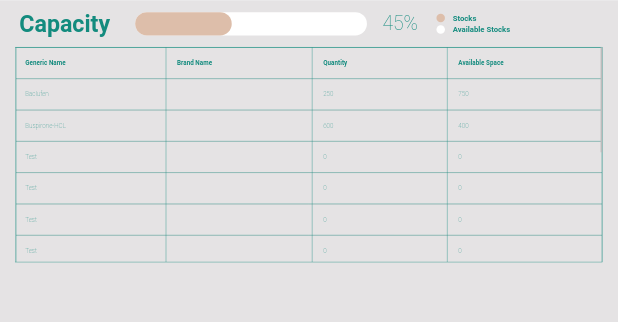
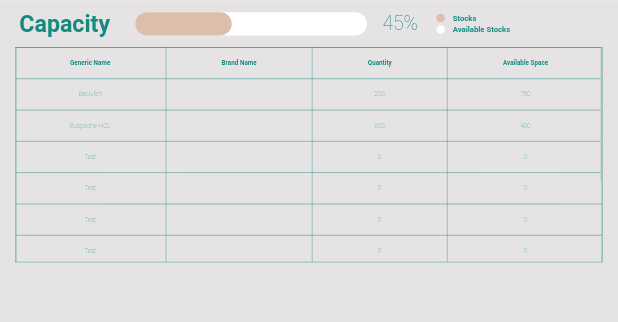
Before and after one commit to vjloable/rmpwebapp, a Flutter app: the Warehouse screen opened directly, on a phone screen of 412 x 824 dp, the part 38-360 px from its top. Run offline on Flutter 3.47's test engine with Material 2 defaults, Android fonts, the light colour scheme and no system bars.

Commit message:
no message

```diff
--- a/lib/main.dart
+++ b/lib/main.dart
@@ -1,5 +1,5 @@
 import 'package:flutter/material.dart';
-import 'dashboard.dart';
+import 'package:rmpwebapp/about.dart';
 
 Future<void> main() async {
   runApp(const MyApp());
@@ -18,7 +18,7 @@ class MyApp extends StatelessWidget {
         scaffoldBackgroundColor: const Color(0xFFE5E3E4),
         primarySwatch: Colors.blue,
       ),
-      home: const Dashboard(),
+      home: const About(),
     );
   }
 }
--- a/lib/warehouse.dart
+++ b/lib/warehouse.dart
@@ -232,89 +232,71 @@ class _WarehouseState extends State<Warehouse> {
                               dataRowHeight: 80,
                               border: TableBorder.all(width: 1, color: const Color(0xFF138B7E)),
                               columns: const [
-                                DataColumn(label: Text('Generic Name', style: TextStyle(color: Color(0xFF138B7E), fontSize: 16, fontWeight: FontWeight.bold))),
-                                DataColumn(label: Text('Brand Name', style: TextStyle(color: Color(0xFF138B7E), fontSize: 16, fontWeight: FontWeight.bold))),
-                                DataColumn(label: Text('Quantity', style: TextStyle(color: Color(0xFF138B7E), fontSize: 16, fontWeight: FontWeight.bold))),
-                                DataColumn(label: Text('Available Space', style: TextStyle(color: Color(0xFF138B7E), fontSize: 16, fontWeight: FontWeight.bold))),
+                                DataColumn(label: Expanded(child: Text('Generic Name', textAlign: TextAlign.center, style: TextStyle(color: Color(0xFF138B7E), fontSize: 16, fontWeight: FontWeight.bold)))),
+                                DataColumn(label: Expanded(child: Text('Brand Name', textAlign: TextAlign.center, style: TextStyle(color: Color(0xFF138B7E), fontSize: 16, fontWeight: FontWeight.bold)))),
+                                DataColumn(label: Expanded(child: Text('Quantity', textAlign: TextAlign.center, style: TextStyle(color: Color(0xFF138B7E), fontSize: 16, fontWeight: FontWeight.bold)))),
+                                DataColumn(label: Expanded(child: Text('Available Space', textAlign: TextAlign.center, style: TextStyle(color: Color(0xFF138B7E), fontSize: 16, fontWeight: FontWeight.bold)))),
                               ],
                               rows: const [
                                 DataRow(cells: [
-                                  DataCell(Text('Baclufen', style: TextStyle(color: Color(0xFF138B7E), fontSize: 16, fontWeight: FontWeight.w100))),
-                                  DataCell(Text('', style: TextStyle(color: Color(0xFF138B7E), fontSize: 16, fontWeight: FontWeight.w100))),
-                                  DataCell(Text('250', style: TextStyle(color: Color(0xFF138B7E), fontSize: 16, fontWeight: FontWeight.w100))),
-                                  DataCell(Text('750', style: TextStyle(color: Color(0xFF138B7E), fontSize: 16, fontWeight: FontWeight.w100))),
+                                  DataCell(Center(child: Text('Baclufen', style: TextStyle(color: Color(0xFF138B7E), fontSize: 16, fontWeight: FontWeight.w100)))),
+                                  DataCell(Center(child: Text('', style: TextStyle(color: Color(0xFF138B7E), fontSize: 16, fontWeight: FontWeight.w100)))),
+                                  DataCell(Center(child: Text('250', style: TextStyle(color: Color(0xFF138B7E), fontSize: 16, fontWeight: FontWeight.w100)))),
+                                  DataCell(Center(child: Text('750', style: TextStyle(color: Color(0xFF138B7E), fontSize: 16, fontWeight: FontWeight.w100)))),
                                 ]),
                                 DataRow(cells: [
-                                  DataCell(Text('Buspirone-HCL', style: TextStyle(color: Color(0xFF138B7E), fontSize: 16, fontWeight: FontWeight.w100))),
-                                  DataCell(Text('', style: TextStyle(color: Color(0xFF138B7E), fontSize: 16, fontWeight: FontWeight.w100))),
-                                  DataCell(Text('600', style: TextStyle(color: Color(0xFF138B7E), fontSize: 16, fontWeight: FontWeight.w100))),
-                                  DataCell(Text('400', style: TextStyle(color: Color(0xFF138B7E), fontSize: 16, fontWeight: FontWeight.w100))),
+                                  DataCell(Center(child: Text('Buspirone-HCL', style: TextStyle(color: Color(0xFF138B7E), fontSize: 16, fontWeight: FontWeight.w100)))),
+                                  DataCell(Center(child: Text('', style: TextStyle(color: Color(0xFF138B7E), fontSize: 16, fontWeight: FontWeight.w100)))),
+                                  DataCell(Center(child: Text('600', style: TextStyle(color: Color(0xFF138B7E), fontSize: 16, fontWeight: FontWeight.w100)))),
+                                  DataCell(Center(child: Text('400', style: TextStyle(color: Color(0xFF138B7E), fontSize: 16, fontWeight: FontWeight.w100)))),
                                 ]),
                                 DataRow(cells: [
-                                  DataCell(Text('Test', style: TextStyle(color: Color(0xFF138B7E), fontSize: 16, fontWeight: FontWeight.w100))),
-                                  DataCell(Text('', style: TextStyle(color: Color(0xFF138B7E), fontSize: 16, fontWeight: FontWeight.w100))),
-                                  DataCell(Text('0', style: TextStyle(color: Color(0xFF138B7E), fontSize: 16, fontWeight: FontWeight.w100))),
-                                  DataCell(Text('0', style: TextStyle(color: Color(0xFF138B7E), fontSize: 16, fontWeight: FontWeight.w100))),
+                                  DataCell(Center(child: Text('Test', style: TextStyle(color: Color(0xFF138B7E), fontSize: 16, fontWeight: FontWeight.w100)))),
+                                  DataCell(Center(child: Text('', style: TextStyle(color: Color(0xFF138B7E), fontSize: 16, fontWeight: FontWeight.w100)))),
+                                  DataCell(Center(child: Text('0', style: TextStyle(color: Color(0xFF138B7E), fontSize: 16, fontWeight: FontWeight.w100)))),
+                                  DataCell(Center(child: Text('0', style: TextStyle(color: Color(0xFF138B7E), fontSize: 16, fontWeight: FontWeight.w100)))),
                                 ]),
                                 DataRow(cells: [
-                                  DataCell(Text('Test', style: TextStyle(color: Color(0xFF138B7E), fontSize: 16, fontWeight: FontWeight.w100))),
-                                  DataCell(Text('', style: TextStyle(color: Color(0xFF138B7E), fontSize: 16, fontWeight: FontWeight.w100))),
-                                  DataCell(Text('0', style: TextStyle(color: Color(0xFF138B7E), fontSize: 16, fontWeight: FontWeight.w100))),
-                                  DataCell(Text('0', style: TextStyle(color: Color(0xFF138B7E), fontSize: 16, fontWeight: FontWeight.w100))),
+                                  DataCell(Center(child: Text('Test', style: TextStyle(color: Color(0xFF138B7E), fontSize: 16, fontWeight: FontWeight.w100)))),
+                                  DataCell(Center(child: Text('', style: TextStyle(color: Color(0xFF138B7E), fontSize: 16, fontWeight: FontWeight.w100)))),
+                                  DataCell(Center(child: Text('0', style: TextStyle(color: Color(0xFF138B7E), fontSize: 16, fontWeight: FontWeight.w100)))),
+                                  DataCell(Center(child: Text('0', style: TextStyle(color: Color(0xFF138B7E), fontSize: 16, fontWeight: FontWeight.w100)))),
                                 ]),
                                 DataRow(cells: [
-                                  DataCell(Text('Test', style: TextStyle(color: Color(0xFF138B7E), fontSize: 16, fontWeight: FontWeight.w100))),
-                                  DataCell(Text('', style: TextStyle(color: Color(0xFF138B7E), fontSize: 16, fontWeight: FontWeight.w100))),
-                                  DataCell(Text('0', style: TextStyle(color: Color(0xFF138B7E), fontSize: 16, fontWeight: FontWeight.w100))),
-                                  DataCell(Text('0', style: TextStyle(color: Color(0xFF138B7E), fontSize: 16, fontWeight: FontWeight.w100))),
+                                  DataCell(Center(child: Text('Test', style: TextStyle(color: Color(0xFF138B7E), fontSize: 16, fontWeight: FontWeight.w100)))),
+                                  DataCell(Center(child: Text('', style: TextStyle(color: Color(0xFF138B7E), fontSize: 16, fontWeight: FontWeight.w100)))),
+                                  DataCell(Center(child: Text('0', style: TextStyle(color: Color(0xFF138B7E), fontSize: 16, fontWeight: FontWeight.w100)))),
+                                  DataCell(Center(child: Text('0', style: TextStyle(color: Color(0xFF138B7E), fontSize: 16, fontWeight: FontWeight.w100)))),
                                 ]),
                                 DataRow(cells: [
-                                  DataCell(Text('Test', style: TextStyle(color: Color(0xFF138B7E), fontSize: 16, fontWeight: FontWeight.w100))),
-                                  DataCell(Text('', style: TextStyle(color: Color(0xFF138B7E), fontSize: 16, fontWeight: FontWeight.w100))),
-                                  DataCell(Text('0', style: TextStyle(color: Color(0xFF138B7E), fontSize: 16, fontWeight: FontWeight.w100))),
-                                  DataCell(Text('0', style: TextStyle(color: Color(0xFF138B7E), fontSize: 16, fontWeight: FontWeight.w100))),
+                                  DataCell(Center(child: Text('Test', style: TextStyle(color: Color(0xFF138B7E), fontSize: 16, fontWeight: FontWeight.w100)))),
+                                  DataCell(Center(child: Text('', style: TextStyle(color: Color(0xFF138B7E), fontSize: 16, fontWeight: FontWeight.w100)))),
+                                  DataCell(Center(child: Text('0', style: TextStyle(color: Color(0xFF138B7E), fontSize: 16, fontWeight: FontWeight.w100)))),
+                                  DataCell(Center(child: Text('0', style: TextStyle(color: Color(0xFF138B7E), fontSize: 16, fontWeight: FontWeight.w100)))),
                                 ]),
                                 DataRow(cells: [
-                                  DataCell(Text('Test', style: TextStyle(color: Color(0xFF138B7E), fontSize: 16, fontWeight: FontWeight.w100))),
-                                  DataCell(Text('', style: TextStyle(color: Color(0xFF138B7E), fontSize: 16, fontWeight: FontWeight.w100))),
-                                  DataCell(Text('0', style: TextStyle(color: Color(0xFF138B7E), fontSize: 16, fontWeight: FontWeight.w100))),
-                                  DataCell(Text('0', style: TextStyle(color: Color(0xFF138B7E), fontSize: 16, fontWeight: FontWeight.w100))),
+                                  DataCell(Center(child: Text('Test', style: TextStyle(color: Color(0xFF138B7E), fontSize: 16, fontWeight: FontWeight.w100)))),
+                                  DataCell(Center(child: Text('', style: TextStyle(color: Color(0xFF138B7E), fontSize: 16, fontWeight: FontWeight.w100)))),
+                                  DataCell(Center(child: Text('0', style: TextStyle(color: Color(0xFF138B7E), fontSize: 16, fontWeight: FontWeight.w100)))),
+                                  DataCell(Center(child: Text('0', style: TextStyle(color: Color(0xFF138B7E), fontSize: 16, fontWeight: FontWeight.w100)))),
                                 ]),
                                 DataRow(cells: [
-                                  DataCell(Text('Test', style: TextStyle(color: Color(0xFF138B7E), fontSize: 16, fontWeight: FontWeight.w100))),
-                                  DataCell(Text('', style: TextStyle(color: Color(0xFF138B7E), fontSize: 16, fontWeight: FontWeight.w100))),
-                                  DataCell(Text('0', style: TextStyle(color: Color(0xFF138B7E), fontSize: 16, fontWeight: FontWeight.w100))),
-                                  DataCell(Text('0', style: TextStyle(color: Color(0xFF138B7E), fontSize: 16, fontWeight: FontWeight.w100))),
+                                  DataCell(Center(child: Text('Test', style: TextStyle(color: Color(0xFF138B7E), fontSize: 16, fontWeight: FontWeight.w100)))),
+                                  DataCell(Center(child: Text('', style: TextStyle(color: Color(0xFF138B7E), fontSize: 16, fontWeight: FontWeight.w100)))),
+                                  DataCell(Center(child: Text('0', style: TextStyle(color: Color(0xFF138B7E), fontSize: 16, fontWeight: FontWeight.w100)))),
+                                  DataCell(Center(child: Text('0', style: TextStyle(color: Color(0xFF138B7E), fontSize: 16, fontWeight: FontWeight.w100)))),
                                 ]),
                                 DataRow(cells: [
-                                  DataCell(Text('Test', style: TextStyle(color: Color(0xFF138B7E), fontSize: 16, fontWeight: FontWeight.w100))),
-                                  DataCell(Text('', style: TextStyle(color: Color(0xFF138B7E), fontSize: 16, fontWeight: FontWeight.w100))),
-                                  DataCell(Text('0', style: TextStyle(color: Color(0xFF138B7E), fontSize: 16, fontWeight: FontWeight.w100))),
-                                  DataCell(Text('0', style: TextStyle(color: Color(0xFF138B7E), fontSize: 16, fontWeight: FontWeight.w100))),
+                                  DataCell(Center(child: Text('Test', style: TextStyle(color: Color(0xFF138B7E), fontSize: 16, fontWeight: FontWeight.w100)))),
+                                  DataCell(Center(child: Text('', style: TextStyle(color: Color(0xFF138B7E), fontSize: 16, fontWeight: FontWeight.w100)))),
+                                  DataCell(Center(child: Text('0', style: TextStyle(color: Color(0xFF138B7E), fontSize: 16, fontWeight: FontWeight.w100)))),
+                                  DataCell(Center(child: Text('0', style: TextStyle(color: Color(0xFF138B7E), fontSize: 16, fontWeight: FontWeight.w100)))),
                                 ]),
                                 DataRow(cells: [
-                                  DataCell(Text('Test', style: TextStyle(color: Color(0xFF138B7E), fontSize: 16, fontWeight: FontWeight.w100))),
-                                  DataCell(Text('', style: TextStyle(color: Color(0xFF138B7E), fontSize: 16, fontWeight: FontWeight.w100))),
-                                  DataCell(Text('0', style: TextStyle(color: Color(0xFF138B7E), fontSize: 16, fontWeight: FontWeight.w100))),
-                                  DataCell(Text('0', style: TextStyle(color: Color(0xFF138B7E), fontSize: 16, fontWeight: FontWeight.w100))),
-                                ]),
-                                DataRow(cells: [
-                                  DataCell(Text('Test', style: TextStyle(color: Color(0xFF138B7E), fontSize: 16, fontWeight: FontWeight.w100))),
-                                  DataCell(Text('', style: TextStyle(color: Color(0xFF138B7E), fontSize: 16, fontWeight: FontWeight.w100))),
-                                  DataCell(Text('0', style: TextStyle(color: Color(0xFF138B7E), fontSize: 16, fontWeight: FontWeight.w100))),
-                                  DataCell(Text('0', style: TextStyle(color: Color(0xFF138B7E), fontSize: 16, fontWeight: FontWeight.w100))),
-                                ]),
-                                DataRow(cells: [
-                                  DataCell(Text('Test', style: TextStyle(color: Color(0xFF138B7E), fontSize: 16, fontWeight: FontWeight.w100))),
-                                  DataCell(Text('', style: TextStyle(color: Color(0xFF138B7E), fontSize: 16, fontWeight: FontWeight.w100))),
-                                  DataCell(Text('0', style: TextStyle(color: Color(0xFF138B7E), fontSize: 16, fontWeight: FontWeight.w100))),
-                                  DataCell(Text('0', style: TextStyle(color: Color(0xFF138B7E), fontSize: 16, fontWeight: FontWeight.w100))),
-                                ]),
-                                DataRow(cells: [
-                                  DataCell(Text('Test', style: TextStyle(color: Color(0xFF138B7E), fontSize: 16, fontWeight: FontWeight.w100))),
-                                  DataCell(Text('', style: TextStyle(color: Color(0xFF138B7E), fontSize: 16, fontWeight: FontWeight.w100))),
-                                  DataCell(Text('0', style: TextStyle(color: Color(0xFF138B7E), fontSize: 16, fontWeight: FontWeight.w100))),
-                                  DataCell(Text('0', style: TextStyle(color: Color(0xFF138B7E), fontSize: 16, fontWeight: FontWeight.w100))),
+                                  DataCell(Center(child: Text('Test', style: TextStyle(color: Color(0xFF138B7E), fontSize: 16, fontWeight: FontWeight.w100)))),
+                                  DataCell(Center(child: Text('', style: TextStyle(color: Color(0xFF138B7E), fontSize: 16, fontWeight: FontWeight.w100)))),
+                                  DataCell(Center(child: Text('0', style: TextStyle(color: Color(0xFF138B7E), fontSize: 16, fontWeight: FontWeight.w100)))),
+                                  DataCell(Center(child: Text('0', style: TextStyle(color: Color(0xFF138B7E), fontSize: 16, fontWeight: FontWeight.w100)))),
                                 ]),
                               ],
                             ),
```
Also changed, not shown: lib/about.dart (added, +141 -0 lines), lib/branches.dart (added, +128 -0 lines), lib/dashboard_admin.dart (renamed from lib/dashboard.dart, +9 -6 lines), lib/login_admin.dart (added, +214 -0 lines).
